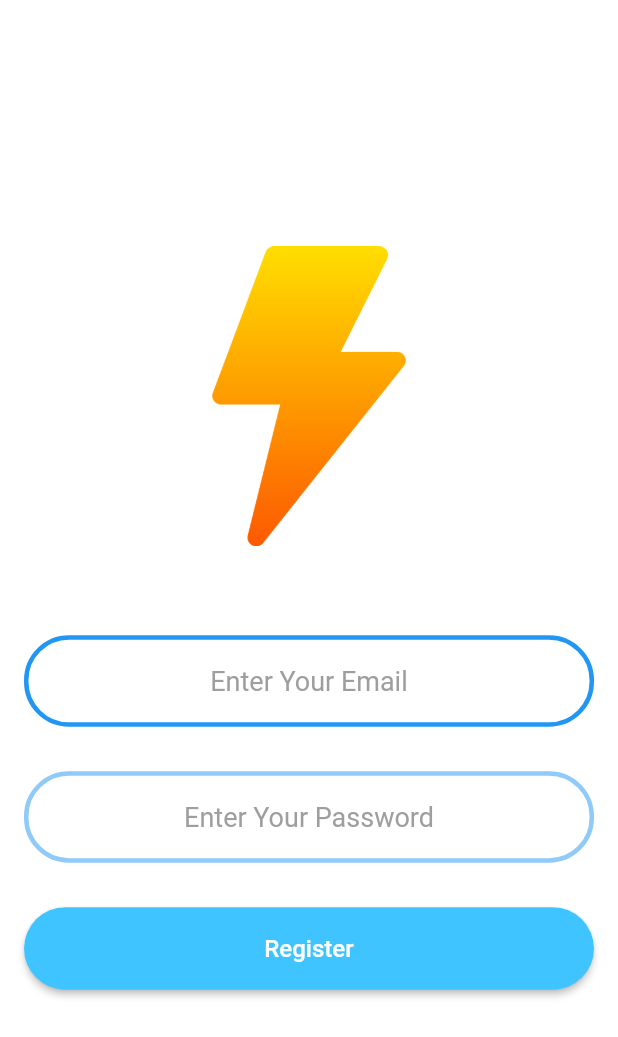
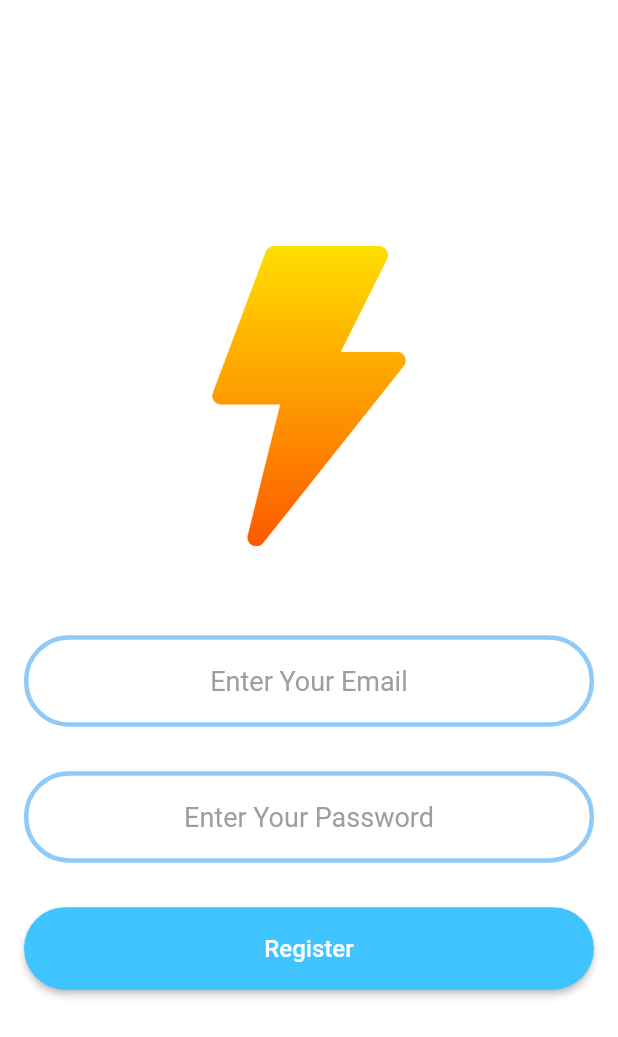
Before and after one commit to aliaaosama23/chat, a Flutter app: the screen it shows after launch, after a tap on "Register", on a phone screen of 412 x 824 dp. Shown: the top 1037 px of the screen. Run offline on Flutter 3.47's test engine with Material 2 defaults, Android fonts, the phone set to English and light mode, and no system bars.

Commit message:
screen name make it static & const

```diff
--- a/lib/screens/chat_screen.dart
+++ b/lib/screens/chat_screen.dart
@@ -1,13 +1,13 @@
 import 'package:flutter/material.dart';
 
 class ChatScreen extends StatelessWidget {
-  static String id = 'chat_screen';
+  static const String id = 'chat_screen';
 
   const ChatScreen({Key? key}) : super(key: key);
 
   @override
   Widget build(BuildContext context) {
-    return Scaffold(
+    return const Scaffold(
       body: Center(
         child: Text('chat'),
       ),
--- a/lib/screens/login_screen.dart
+++ b/lib/screens/login_screen.dart
@@ -3,7 +3,7 @@ import 'package:chat/screens/welcome_screen.dart';
 import 'package:flutter/material.dart';
 
 class LoginScreen extends StatelessWidget {
-  static String id = 'login_screen';
+  static const String id = 'login_screen';
 
   const LoginScreen({Key? key}) : super(key: key);
 
--- a/lib/screens/registeration_screen.dart
+++ b/lib/screens/registeration_screen.dart
@@ -4,7 +4,7 @@ import 'package:flutter/material.dart';
 import 'chat_screen.dart';
 
 class RegistrationScreen extends StatelessWidget {
-  static String id = 'registration_screen';
+  static const String id = 'registration_screen';
 
   const RegistrationScreen({Key? key}) : super(key: key);
 
@@ -39,12 +39,12 @@ class RegistrationScreen extends StatelessWidget {
                   decoration: InputDecoration(
                     enabledBorder: OutlineInputBorder(
                       borderSide:
-                          const BorderSide(width: 3, color: Colors.blue),
+                          BorderSide(width: 3, color: Colors.blue.shade200),
                       borderRadius: BorderRadius.circular(30),
                     ),
                     focusedBorder: OutlineInputBorder(
                       borderSide:
-                          BorderSide(width: 3, color: Colors.blue.shade200),
+                          const BorderSide(width: 3, color: Colors.blue),
                       borderRadius: BorderRadius.circular(30),
                     ),
                     hintText: 'Enter Your Email',
@@ -66,7 +66,7 @@ class RegistrationScreen extends StatelessWidget {
                     ),
                     focusedBorder: OutlineInputBorder(
                       borderSide:
-                          const BorderSide(width: 3, color: Colors.blueAccent),
+                          const BorderSide(width: 3, color: Colors.blue),
                       borderRadius: BorderRadius.circular(30),
                     ),
                     hintText: 'Enter Your Password',
--- a/lib/screens/welcome_screen.dart
+++ b/lib/screens/welcome_screen.dart
@@ -3,7 +3,9 @@ import 'package:chat/screens/registeration_screen.dart';
 import 'package:flutter/material.dart';
 
 class WelcomeScreen extends StatelessWidget {
-  static String id = 'welcome_screen';
+  // static to use it by the class itself
+  // constant to avoid change it by any body
+  static const String id = 'welcome_screen';
   const WelcomeScreen({Key? key}) : super(key: key);
 
   @override
@@ -31,13 +33,13 @@ class WelcomeScreen extends StatelessWidget {
                       width: 50,
                     ),
                   ),
-                  const Text(
+                  Text(
                     'Flash Chat',
                     style: TextStyle(
                       fontSize: 54,
-                      color: Colors.black,
+                      color: Colors.black.withOpacity(0.6),
                       fontWeight: FontWeight.bold,
-                      letterSpacing: 0.6,
+                      letterSpacing: 0.2,
                     ),
                   )
                 ],
```
Also changed, not shown: lib/utilities/constants.dart (+16 -0 lines).
